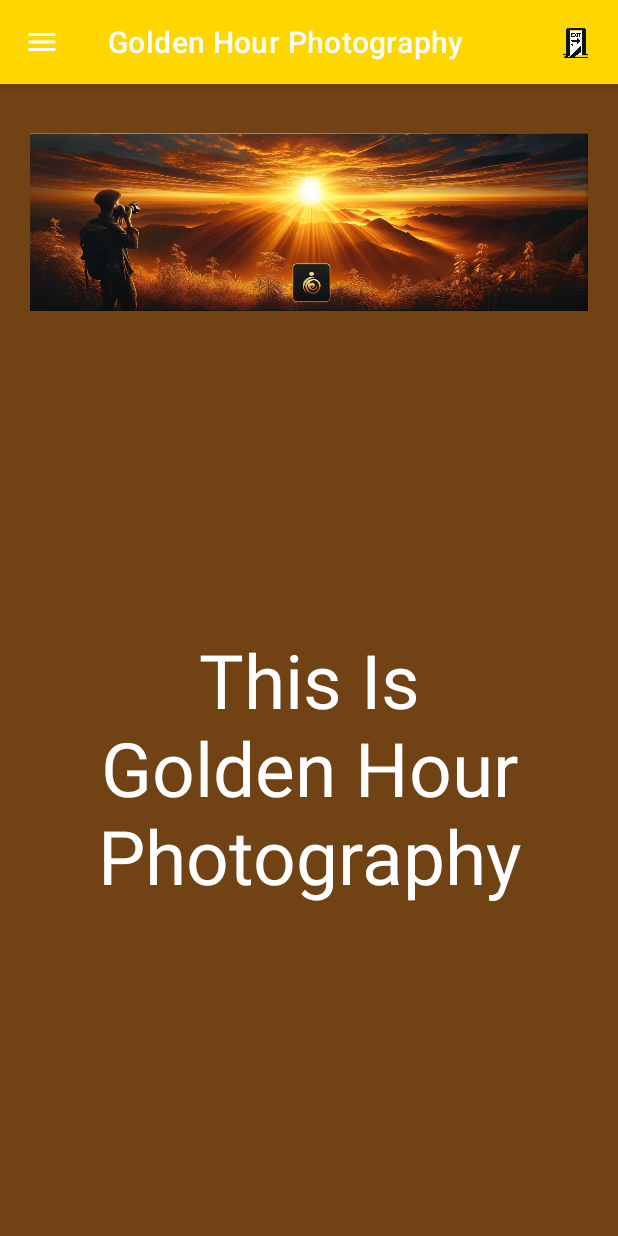
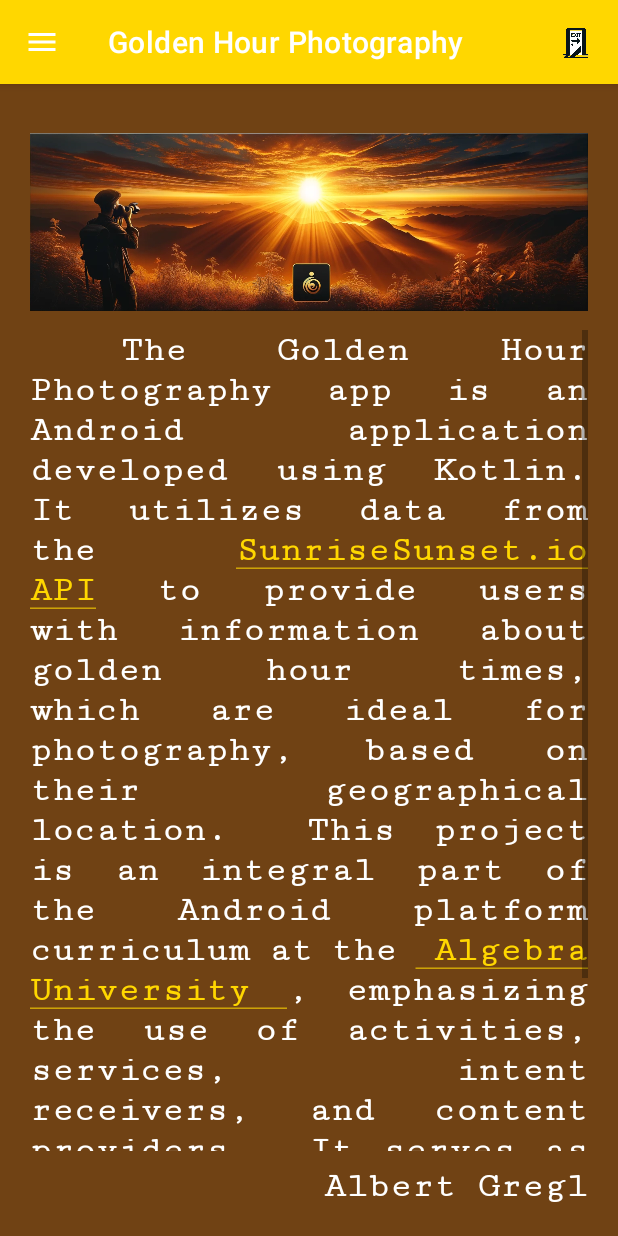
Before and after one commit to AlbertGregl/GoldenHourPhotography, an Android app: the AboutFragment screen opened through its navigation route, on a phone screen of 412 x 824 dp. Run offline under Robolectric (Android 15) with nearby library versions, the phone set to English and light mode, and no system bars; our stand-ins replace navigation-ui; 1 statement that could not run was skipped.

Commit message:
User experience improvements.

```diff
--- a/app/src/main/java/hr/gregl/goldenhourphotography/fragment/AboutFragment.kt
+++ b/app/src/main/java/hr/gregl/goldenhourphotography/fragment/AboutFragment.kt
@@ -1,10 +1,20 @@
 package hr.gregl.goldenhourphotography.fragment
 
+import android.annotation.SuppressLint
+import android.content.Intent
+import android.net.Uri
 import android.os.Bundle
+import android.text.SpannableString
+import android.text.Spanned
+import android.text.method.LinkMovementMethod
+import android.text.method.ScrollingMovementMethod
+import android.text.style.ClickableSpan
+import android.util.Log
 import androidx.fragment.app.Fragment
 import android.view.LayoutInflater
 import android.view.View
 import android.view.ViewGroup
+import android.widget.TextView
 import hr.gregl.goldenhourphotography.R
 
 class AboutFragment : Fragment() {
@@ -13,7 +23,16 @@ class AboutFragment : Fragment() {
         inflater: LayoutInflater, container: ViewGroup?,
         savedInstanceState: Bundle?
     ): View? {
-        // Inflate the layout for this fragment
         return inflater.inflate(R.layout.fragment_about, container, false)
     }
+
+    @SuppressLint("StringFormatInvalid")
+    override fun onViewCreated(view: View, savedInstanceState: Bundle?) {
+        super.onViewCreated(view, savedInstanceState)
+
+        val tvAboutDescription = view.findViewById<TextView>(R.id.tvAboutDescription)
+        tvAboutDescription.movementMethod = ScrollingMovementMethod()
+        tvAboutDescription.movementMethod = LinkMovementMethod.getInstance()
+    }
+
 }
--- a/app/src/main/java/hr/gregl/goldenhourphotography/util/LocationUtils.kt
+++ b/app/src/main/java/hr/gregl/goldenhourphotography/util/LocationUtils.kt
@@ -69,19 +69,18 @@ object LocationUtils {
         }
     }
 
-    private fun getCurrentLocation(context: Context) {
+    fun getCurrentLocation(context: Context) {
         if (ContextCompat.checkSelfPermission(context, Manifest.permission.ACCESS_FINE_LOCATION)
             == android.content.pm.PackageManager.PERMISSION_GRANTED) {
             val locationManager = context.getSystemService(Context.LOCATION_SERVICE) as LocationManager
 
             val locationListener = object : LocationListener {
                 override fun onLocationChanged(location: Location) {
-                    // TODO: Remove this log
-                    Log.d("Location", "Latitude: ${location.latitude}, Longitude: ${location.longitude}")
                     LocationData.updateLocation(location.latitude, location.longitude)
                     locationManager.removeUpdates(this)
                 }
 
+                @Deprecated("Deprecated in Java")
                 override fun onStatusChanged(provider: String?, status: Int, extras: Bundle?) {}
                 override fun onProviderEnabled(provider: String) {}
                 override fun onProviderDisabled(provider: String) {}
--- a/app/src/main/res/layout/fragment_about.xml
+++ b/app/src/main/res/layout/fragment_about.xml
@@ -3,22 +3,36 @@
     xmlns:tools="http://schemas.android.com/tools"
     android:layout_width="match_parent"
     android:layout_height="match_parent"
+    android:background="@color/sepia"
     android:orientation="vertical"
     android:padding="@dimen/_20dp"
-    android:background="@color/sepia"
     tools:context=".fragment.AboutFragment">
 
     <ImageView
         android:layout_width="wrap_content"
         android:layout_height="144dp"
+        android:contentDescription="@string/about_image"
         android:src="@drawable/about_photography" />
+
     <TextView
+        android:id="@+id/tvAboutDescription"
+        style="@style/SplashScreenTheme"
         android:layout_width="wrap_content"
         android:layout_height="0dp"
         android:layout_weight="1"
-        android:textSize="@dimen/_50sp"
-        android:textColor="@color/white"
-        android:gravity="center"
-        android:text="@string/this_is_golden_hour_photography" />
+        android:justificationMode="inter_word"
+        android:scrollbars="vertical"
+        android:text="@string/this_is_golden_hour_photography"
+        android:textColorLink="@color/golden" />
+
+    <TextView
+        android:id="@+id/tvAboutAuthor"
+        style="@style/SplashScreenTheme"
+        android:layout_width="match_parent"
+        android:layout_height="wrap_content"
+        android:layout_marginTop="@dimen/_10dp"
+        android:gravity="end"
+        android:text="@string/author" />
+
 
 </LinearLayout>
--- a/app/src/main/res/values/dimens.xml
+++ b/app/src/main/res/values/dimens.xml
@@ -10,4 +10,5 @@
     <dimen name="_10dp">10dp</dimen>
     <dimen name="_24sp">24sp</dimen>
     <dimen name="_220dp">220dp</dimen>
+    <dimen name="_20sp">20sp</dimen>
 </resources>
--- a/app/src/main/res/values/strings.xml
+++ b/app/src/main/res/values/strings.xml
@@ -2,7 +2,25 @@
     <string name="app_name">Golden Hour Photography</string>
     <string name="please_wait">Please Wait…</string>
     <string name="no_internet">No internet…</string>
-    <string name="this_is_golden_hour_photography">This Is Golden Hour Photography</string>
+    <string name="this_is_golden_hour_photography">
+        The "Golden Hour Photography" app is an Android application developed using Kotlin.
+        <br />
+        It utilizes data from the <a href="https://sunrisesunset.io/api/">SunriseSunset.io API</a>
+        to provide users with information about golden hour times, which are ideal for photography,
+        based on their geographical location.
+        <br />
+        This project is an integral part of the Android platform curriculum at the
+        <a href="https://www.algebra.hr/visoko-uciliste/en/studij/undergraduate-professional-program/software-engineering/lecture-plan/application-development-for-mobile-devices/4723">
+            Algebra University
+        </a>, emphasizing the use of activities, services, intent receivers,
+        and content providers.
+        <br />
+        It serves as a practical demonstration of my programming skills in both Java and Kotlin.
+        <br />
+        Project link on GitHub: <a href="https://github.com/AlbertGregl/GoldenHourPhotography">
+            GoldenHourPhotography
+        </a>
+    </string>
     <string name="hello">Hello</string>
     <string name="about">About</string>
     <string name="items">Items</string>
@@ -13,4 +31,9 @@
     <string name="longitude_hint">Longitude</string>
     <string name="latitude_hint">Latitude</string>
     <string name="get_sunrise">Get Sunrise</string>
+    <string name="author">Albert Gregl</string>
+    <string name="current_location">Current Location</string>
+    <string name="about_image">About Image</string>
+    <string name="api_sunrisesunset"><a href="https://sunrisesunset.io/api/">SunriseSunset.io</a></string>
+    <string name="api_link">API link:</string>
 </resources>
```
Also changed, not shown: app/src/main/java/hr/gregl/goldenhourphotography/SplashScreenActivity.kt (+13 -3 lines), app/src/main/java/hr/gregl/goldenhourphotography/fragment/ItemsFragment.kt (+42 -0 lines), app/src/main/res/anim/scale.xml (added, +15 -0 lines), app/src/main/res/layout/fragment_items.xml (+40 -4 lines).
